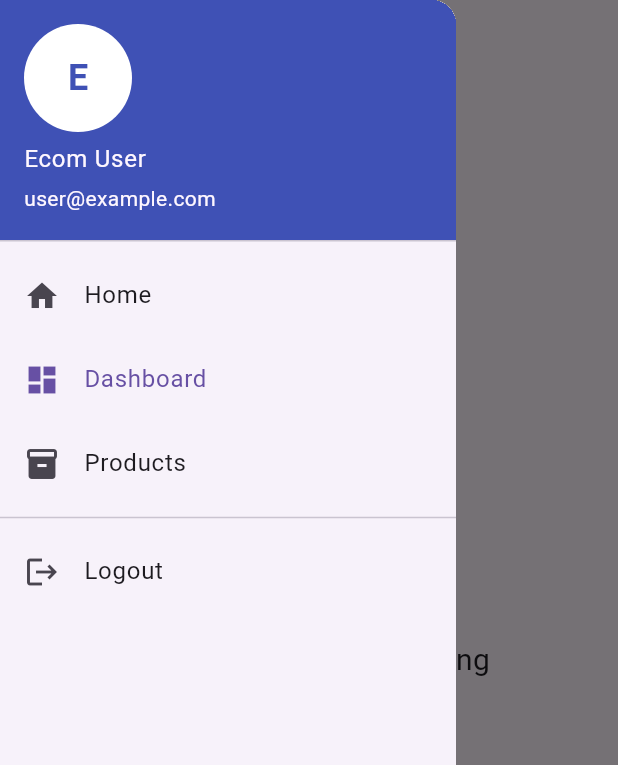
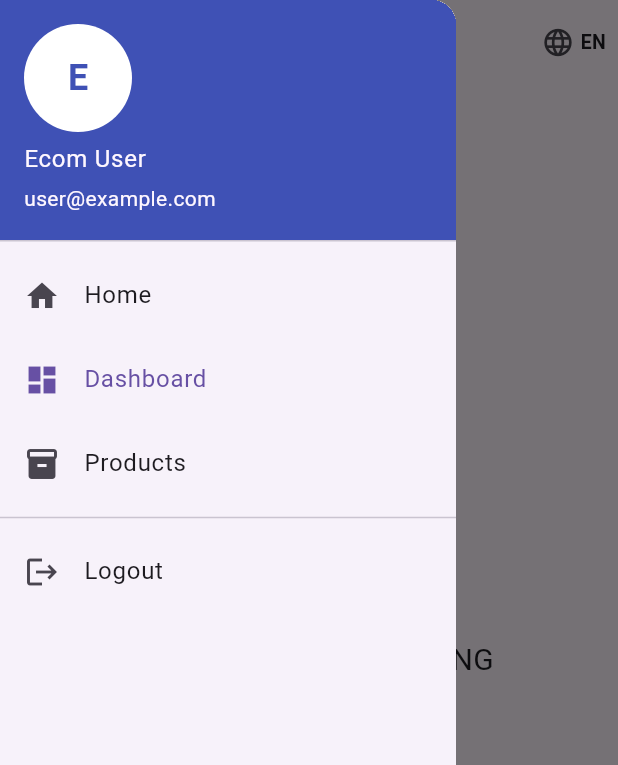
Before and after one commit to Kh1T/ecom_frontend, a Flutter app: the DashboardView screen opened by its route, with the side drawer open, on a phone screen of 412 x 824 dp. Shown: the top 765 px of the screen. Run offline on Flutter 3.47's test engine with Material 3 defaults, Android fonts, the phone set to English and light mode, and no system bars; our stand-ins replace dio, flutter_dotenv, get, image_picker, shared_preferences; accounts and stored records are empty; network calls fail.

Commit message:
Add translations to dashboard

```diff
--- a/lib/app/modules/dashboard/views/dashboard_view.dart
+++ b/lib/app/modules/dashboard/views/dashboard_view.dart
@@ -4,21 +4,80 @@ import 'package:get/get.dart';
 
 import '../../../widgets/sidebar/sidebar.dart';
 import '../controllers/dashboard_controller.dart';
+import '../controllers/language_controller.dart';
 
 class DashboardView extends GetView<DashboardController> {
   const DashboardView({super.key});
   @override
   Widget build(BuildContext context) {
+    final langController = Get.find<LanguageController>();
+
     return Scaffold(
       appBar: AppBar(
-        title: const Text('DashboardView'),
+        title: Text('DASHBOARD_TITLE'.tr),
         centerTitle: true,
+        actions: [
+          // Language switcher button
+          Obx(() {
+            final isEn = langController.isEnglish;
+            return PopupMenuButton<String>(
+              icon: Row(
+                mainAxisSize: MainAxisSize.min,
+                children: [
+                  const Icon(Icons.language, size: 22),
+                  const SizedBox(width: 4),
+                  Text(
+                    isEn ? 'EN' : 'KH',
+                    style: const TextStyle(
+                      fontSize: 13,
+                      fontWeight: FontWeight.w600,
+                    ),
+                  ),
+                ],
+              ),
+              tooltip: 'DASHBOARD_LANGUAGE'.tr,
+              onSelected: (value) {
+                langController.changeLanguage(value);
+              },
+              itemBuilder: (context) => [
+                PopupMenuItem(
+                  value: 'en_US',
+                  child: Row(
+                    children: [
+                      Icon(
+                        Icons.check,
+                        size: 18,
+                        color: isEn ? Colors.indigo : Colors.transparent,
+                      ),
+                      const SizedBox(width: 8),
+                      Text('DASHBOARD_ENGLISH'.tr),
+                    ],
+                  ),
+                ),
+                PopupMenuItem(
+                  value: 'km_KH',
+                  child: Row(
+                    children: [
+                      Icon(
+                        Icons.check,
+                        size: 18,
+                        color: !isEn ? Colors.indigo : Colors.transparent,
+                      ),
+                      const SizedBox(width: 8),
+                      Text('DASHBOARD_KHMER'.tr),
+                    ],
+                  ),
+                ),
+              ],
+            );
+          }),
+        ],
       ),
       drawer: const Sidebar(),
-      body: const Center(
+      body: Center(
         child: Text(
-          'DashboardView is working',
-          style: TextStyle(fontSize: 20),
+          'DASHBOARD_IS_WORKING'.tr,
+          style: const TextStyle(fontSize: 20),
         ),
       ),
     );
```
